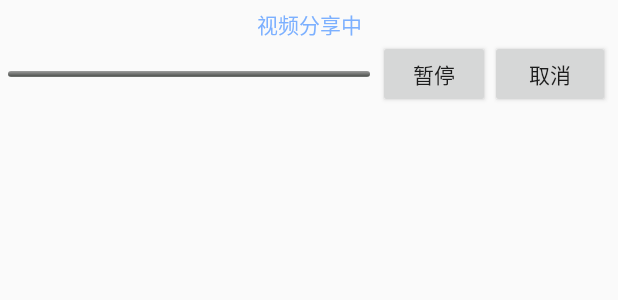
After one commit to mmengchuang/Pike, an Android app: the layout notification_contentview.xml on its own in the app's theme, with its tools: preview values and no code run, on a phone screen of 412 x 824 dp. The commit adds this screen. Shown: the top 300 px of the screen. Run offline under Robolectric (Android 15) with nearby library versions, the phone set to English and light mode, and no system bars.

Commit message:
添加后台服务进行短视频的上传、通知栏的上传进度和完成提醒功能

```diff
--- a/app/src/main/java/com/xdlteam/pike/application/MyApplcation.java
+++ b/app/src/main/java/com/xdlteam/pike/application/MyApplcation.java
@@ -1,6 +1,7 @@
 package com.xdlteam.pike.application;
 
 import android.app.Application;
+import android.content.Context;
 
 import com.xdlteam.pike.bean.User;
 import com.xdlteam.pike.config.Contracts;
@@ -23,6 +24,7 @@ public class MyApplcation extends Application {
 
     public static User sUser;
     private static Map<String,Object> dataMaps;
+    public static Context context;
 
     @Override
     public void onCreate() {
@@ -35,6 +37,7 @@ public class MyApplcation extends Application {
         //Bmob自动更新,这里只用一次
         //BmobUpdateAgent.initAppVersion();
         dataMaps = new HashMap<>();
+        context = getApplicationContext();
     }
 
     /**
--- a/app/src/main/java/com/xdlteam/pike/camera/CameraFrament.java
+++ b/app/src/main/java/com/xdlteam/pike/camera/CameraFrament.java
@@ -192,7 +192,6 @@ public class CameraFrament extends BaseFragment implements IFragCameraContract.I
                 Intent intent = new Intent(getContext(), ReleaseActivity.class);//跳转到发布视频页面
                 intent.putExtra("ViedeoLocalURL",mPresenter.getmFilePath());//将小视频路径传递到下一个页面
                 startActivity(intent);
-                getActivity().finish();
                 break;
         }
     }
--- a/app/src/main/java/com/xdlteam/pike/config/Contracts.java
+++ b/app/src/main/java/com/xdlteam/pike/config/Contracts.java
@@ -10,7 +10,8 @@ public interface Contracts {
     public final static boolean DEBUG = true;
 
     //Bmob云APP_Key
-    public final static String BMOB_APP_KEY = "e9bbb016bbc3450ec1449b45f366174a";
+//    public final static String BMOB_APP_KEY = "e9bbb016bbc3450ec1449b45f366174a";
+    public final static String BMOB_APP_KEY = "bdede6a9c29e3124ae6b8666d376c8b0";
 
     //微信分享key
     public final static String WX_APP_ID = "";
--- /dev/null
+++ b/app/src/main/res/layout/notification_contentview.xml
@@ -0,0 +1,48 @@
+<?xml version="1.0" encoding="utf-8"?>
+<LinearLayout xmlns:android="http://schemas.android.com/apk/res/android"
+    xmlns:tools="http://schemas.android.com/tools"
+    android:layout_width="match_parent"
+    android:layout_height="match_parent"
+    android:orientation="vertical">
+
+    <TextView
+        android:layout_width="match_parent"
+        android:layout_height="wrap_content"
+        android:layout_marginTop="5dp"
+        android:gravity="center"
+        android:text="视频分享中"
+        android:textColor="#7cb0ff" />
+
+    <LinearLayout
+        android:layout_width="match_parent"
+        android:layout_height="wrap_content"
+        android:layout_marginLeft="5dp"
+        android:layout_marginRight="5dp"
+        android:gravity="center"
+        android:orientation="horizontal">
+
+        <ProgressBar
+            android:id="@+id/pBar"
+            style="@android:style/Widget.ProgressBar.Horizontal"
+            android:layout_width="match_parent"
+            android:layout_height="4dp"
+            android:layout_weight="1" />
+
+
+        <Button
+            android:id="@+id/pause"
+            android:layout_width="match_parent"
+            android:layout_height="45dp"
+            android:layout_marginLeft="5dp"
+            android:layout_weight="2"
+            android:text="暂停" />
+
+        <Button
+            android:id="@+id/cancel"
+            android:layout_width="match_parent"
+            android:layout_height="45dp"
+            android:layout_weight="2"
+            android:text="取消" />
+    </LinearLayout>
+
+</LinearLayout>
```
Also changed, not shown: app/src/main/AndroidManifest.xml (+13 -4 lines), app/src/main/java/com/xdlteam/pike/contract/IReleaseContract.java (+10 -0 lines), app/src/main/java/com/xdlteam/pike/location/locationActivity.java (+13 -6 lines), app/src/main/java/com/xdlteam/pike/service/UploadService.java (added, +191 -0 lines), app/src/main/java/com/xdlteam/pike/util/NotificationUtils.java (added, +107 -0 lines), 2 other files.
